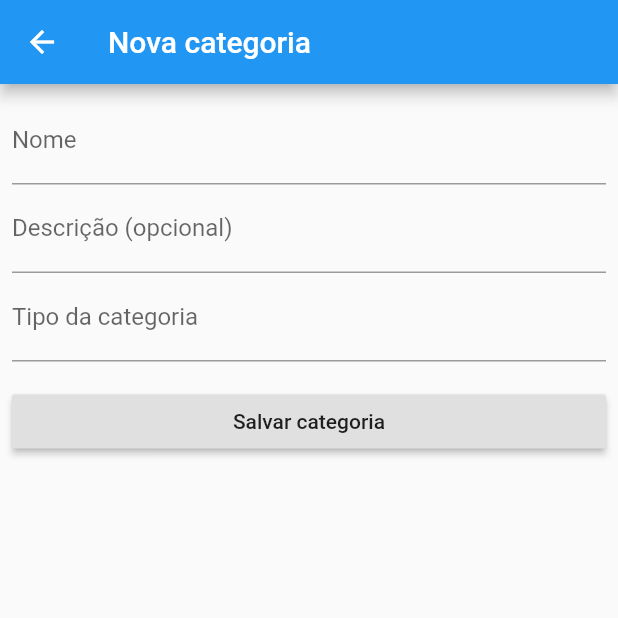
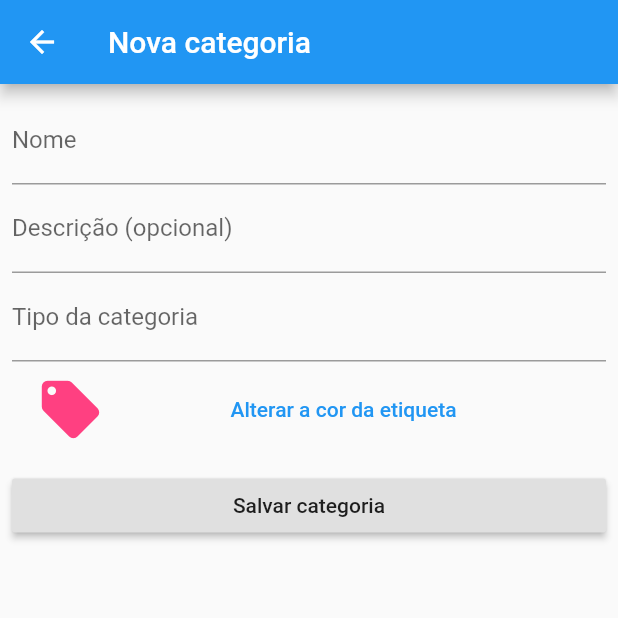
Before and after one commit to leandrofabianjr/finapp, a Flutter app: the CategorySelect screen opened directly, after a tap on the "add" icon, on a phone screen of 412 x 824 dp, the top half of it. Run offline on Flutter 3.47's test engine with Material 2 defaults, Android fonts, the phone set to English and light mode, and no system bars; our stand-ins replace flutter_colorpicker, sqflite; missing offline and left inert: dart:ffi; accounts and stored records are empty.

Commit message:
Adicionado campo de cor na categoria

```diff
--- a/lib/screens/category_new.dart
+++ b/lib/screens/category_new.dart
@@ -1,6 +1,8 @@
 import 'package:finapp/models/category.dart';
 import 'package:finapp/models/category_type.dart';
+import 'package:flutter/cupertino.dart';
 import 'package:flutter/material.dart';
+import 'package:flutter_colorpicker/flutter_colorpicker.dart';
 
 import 'category_type_select.dart';
 
@@ -22,11 +24,14 @@ class CategoryNewForm extends StatefulWidget {
 class _CategoryNewFormState extends State<CategoryNewForm> {
   final _formKey = GlobalKey<FormState>();
   Category _category = Category();
-  var _txtFieldCategoryTypeCtrl = TextEditingController();
+  TextEditingController _txtFieldCategoryTypeCtrl = TextEditingController();
 
   @override
   Widget build(BuildContext context) {
-    return Form(
+    _category.color = _category.color ?? Theme.of(context).accentColor;
+
+    return ListView(children: <Widget>[
+      Form(
         key: _formKey,
         child: Padding(
           padding: const EdgeInsets.all(8.0),
@@ -58,17 +63,53 @@ class _CategoryNewFormState extends State<CategoryNewForm> {
                 controller: _txtFieldCategoryTypeCtrl,
                 readOnly: true,
                 onTap: () {
-                Navigator
-                    .push<CategoryType>(
+                  Navigator.push<CategoryType>(
                       context,
-                    MaterialPageRoute(builder: (BuildContext context) => CategoryTypeSelect())
-                ).then((catType) {
+                      MaterialPageRoute(
+                          builder: (BuildContext context) =>
+                              CategoryTypeSelect())).then((catType) {
                     if (catType != null) {
                       _category.idCategoryType = catType.id;
                       _txtFieldCategoryTypeCtrl.text = catType.name;
                     }
                   });
                 },
+              ),
+              Padding(
+                padding: const EdgeInsets.only(top: 8.0),
+                child: FlatButton(
+                  onPressed: () {
+                    showDialog(
+                      context: context,
+                      builder: (BuildContext ctx) {
+                        return AlertDialog(
+                          title: Text('Selecione a cor da etiqueta',
+                              textAlign: TextAlign.center),
+                          content: SingleChildScrollView(
+                            child: BlockPicker(
+                              pickerColor: _category.color,
+                              onColorChanged: (color) {
+                                setState(() => _category.color = color);
+                                Navigator.pop(ctx);
+                              },
+                            ),
+                          ),
+                        );
+                      },
+                    );
+                  },
+                  child: Row(
+                      mainAxisAlignment: MainAxisAlignment.spaceAround,
+                      children: <Widget>[
+                        Icon(Icons.local_offer,
+                            size: 46, color: _category.color),
+                        Expanded(
+                            child: Text('Alterar a cor da etiqueta',
+                                textAlign: TextAlign.center,
+                                style: TextStyle(
+                                    color: Theme.of(context).primaryColor))),
+                      ]),
+                ),
               ),
               Padding(
                 padding: const EdgeInsets.symmetric(vertical: 16.0),
@@ -85,6 +126,7 @@ class _CategoryNewFormState extends State<CategoryNewForm> {
             ],
           ),
         ),
-    );
+      ),
+    ]);
   }
 }
--- a/lib/screens/category_select.dart
+++ b/lib/screens/category_select.dart
@@ -40,7 +40,7 @@ class _CategorySelectState extends State<CategorySelect> {
                       var category = categories[index];
                       return ListTile(
                         title: Text(category.name),
-                        leading: Icon(Icons.local_offer),
+                        leading: Icon(Icons.local_offer, color: category.color),
                         subtitle: category.description != null ? Text(category.description) : null,
                         trailing: category.createdAt != null ? Icon(Icons.edit) : null,
                         onTap: () {
@@ -48,7 +48,7 @@ class _CategorySelectState extends State<CategorySelect> {
                         },
                       );
                     },
-                    itemCount: categories.length,
+                    itemCount: categories != null ? categories.length : 0,
                   );
                   return list;
                   break;
```
Lines whose indentation alone changed are shown as unchanged.
